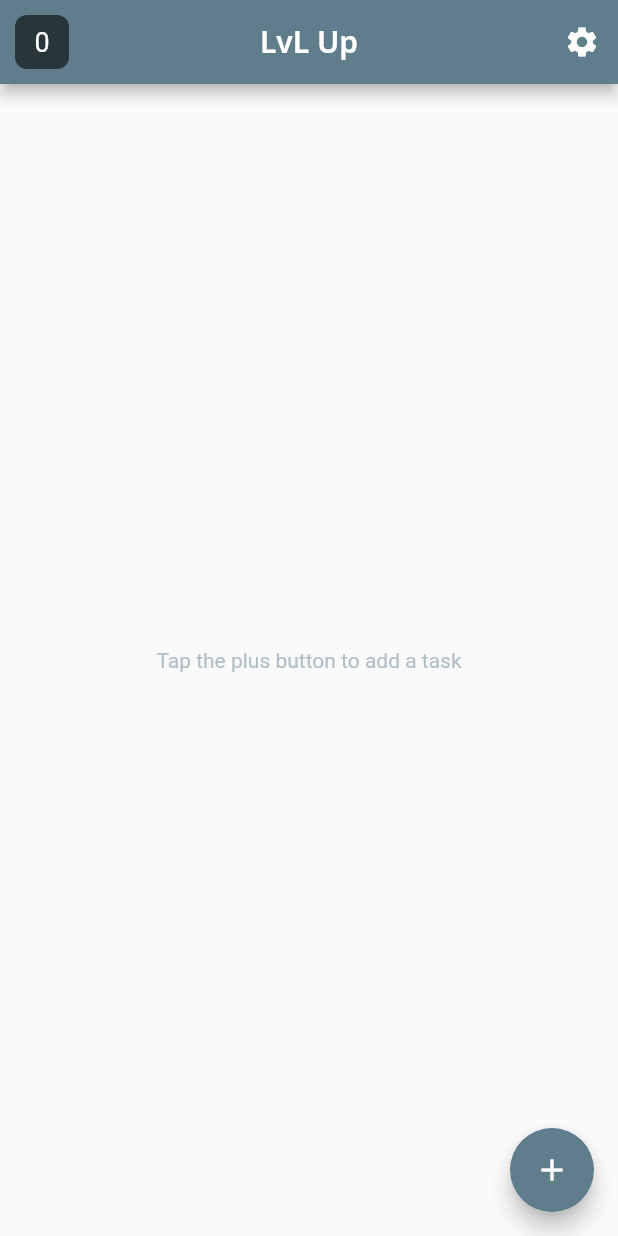
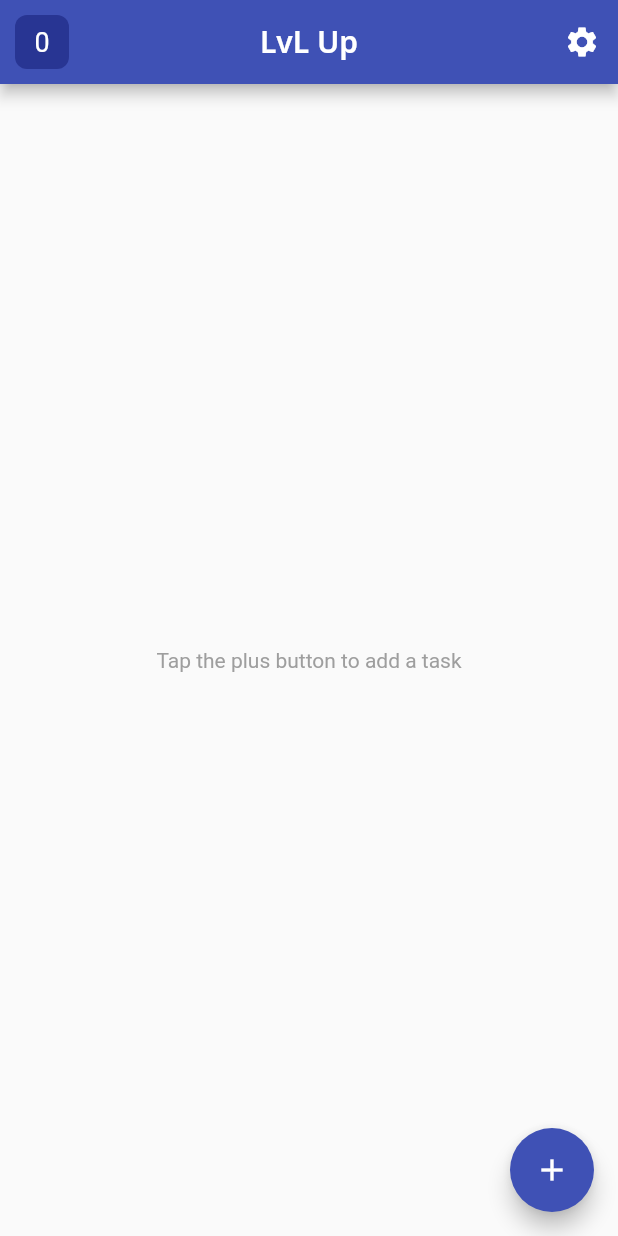
Before and after one commit to brunofreda/lvl-up, a Flutter app: the screen it shows after launch, on a phone screen of 412 x 824 dp. Run offline on Flutter 3.47's test engine with Material 2 defaults, Android fonts, the phone set to English and light mode, and no system bars; our stand-ins replace google_fonts.

Commit message:
Changed the main color

```diff
--- a/lib/main.dart
+++ b/lib/main.dart
@@ -15,7 +15,7 @@ class AppWidget extends StatelessWidget {
       title: 'LvL Up',
       debugShowCheckedModeBanner: false,
       theme: ThemeData(
-        primarySwatch: Colors.blueGrey,
+        primarySwatch: Colors.indigo,
       ),
       home: const MainTasksPage(),
     );
--- a/lib/pages/main_tasks_page.dart
+++ b/lib/pages/main_tasks_page.dart
@@ -216,10 +216,10 @@ class _MainTasksPageState extends State<MainTasksPage> {
         ]
       ),
       body: mainTasksList.isEmpty
-          ? Center(
+          ? const Center(
               child: Text(
                 'Tap the plus button to add a task',
-                style: TextStyle(color: Colors.blueGrey[200]),
+                style: TextStyle(color: Colors.grey),
               ),
             )
           : Column(
--- a/lib/utilities/score_counter.dart
+++ b/lib/utilities/score_counter.dart
@@ -12,7 +12,7 @@ class ScoreCounter extends StatelessWidget {
       child: Container(
         decoration: BoxDecoration(
           borderRadius: BorderRadius.circular(8),
-          color: const Color.fromRGBO(40, 53, 57, 100),
+          color: Colors.indigo[800],
         ),
         child: Center(
           child: Text(
--- a/lib/utilities/task_tile.dart
+++ b/lib/utilities/task_tile.dart
@@ -26,7 +26,7 @@ class TaskTile extends StatelessWidget {
         child: Container(
           padding: const EdgeInsets.all(24.0),
           decoration: BoxDecoration(
-            color: Colors.blueGrey[200],
+            color: Colors.indigo[200],
             borderRadius: BorderRadius.circular(7.0),
           ),
           child: Row(
@@ -39,7 +39,7 @@ class TaskTile extends StatelessWidget {
                     shape: const CircleBorder(),
                     side: const BorderSide(color: Colors.white),
                     activeColor: Colors.white,
-                    checkColor: Colors.blueGrey[200],
+                    checkColor: Colors.indigo[200],
                     onChanged: checkBoxOnChanged,
                   ),
                   Text(
```
